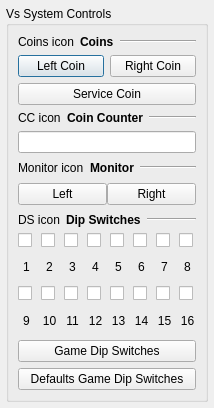
First picture: the form in src/gui/designer/dlgVsSystem.ui, repository punesemu/puNES, before the edit.
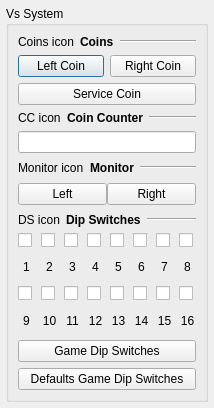
Second picture: the form after the edit.

What changed in the file:
```diff
--- a/src/gui/designer/dlgVsSystem.ui
+++ b/src/gui/designer/dlgVsSystem.ui
@@ -29,7 +29,7 @@
    <item>
     <widget class="QGroupBox" name="groupBox_Vs_System">
      <property name="title">
-      <string>Vs System Controls</string>
+      <string>Vs System</string>
      </property>
      <property name="flat">
       <bool>true</bool>
```
Left out of the diff: 2 changed lines with no effect on the pictures.
